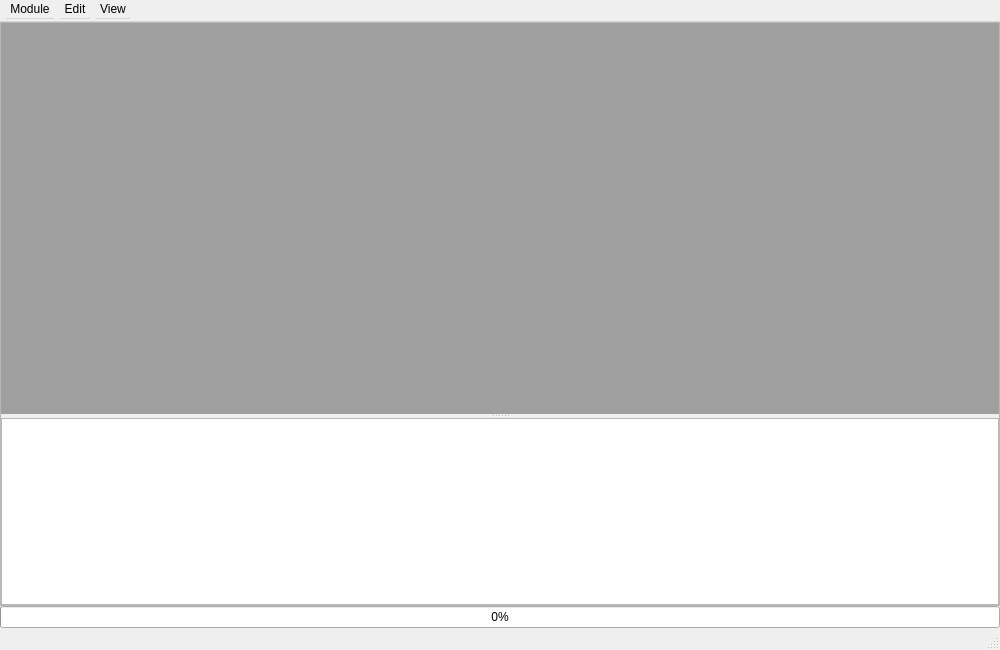
Before: the Qt Designer form mainwindow.ui in manpeihong/Toolbox-v3, drawn with Qt 5.
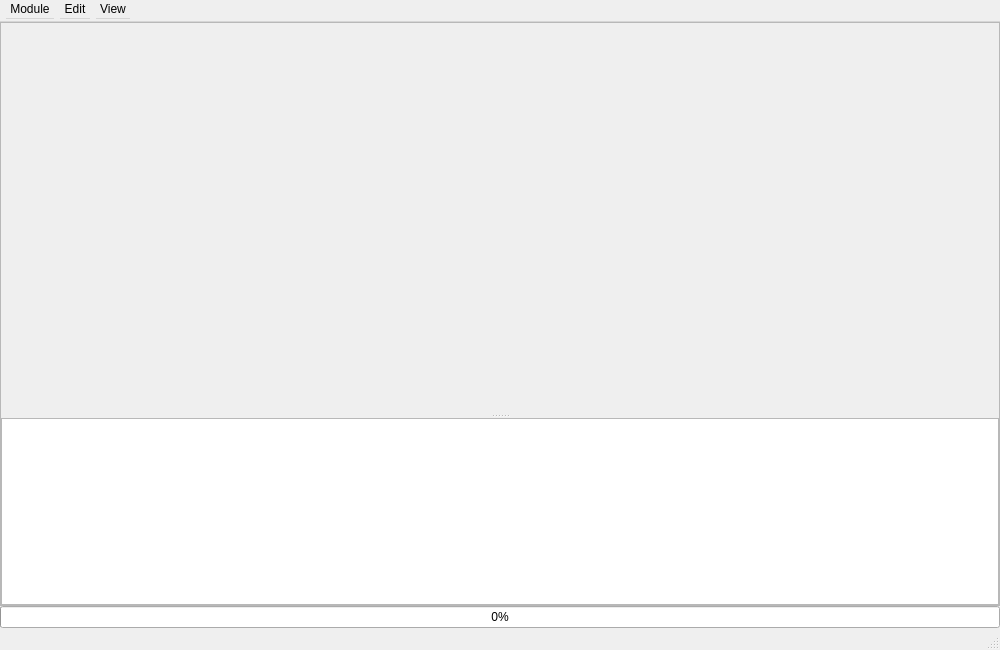
After: the same form once the commit is applied.

```diff
--- a/mainwindow.ui
+++ b/mainwindow.ui
@@ -109,9 +109,24 @@
           <property name="focusPolicy">
            <enum>Qt::StrongFocus</enum>
           </property>
+          <property name="autoFillBackground">
+           <bool>true</bool>
+          </property>
+          <property name="background">
+           <brush brushstyle="NoBrush">
+            <color alpha="255">
+             <red>191</red>
+             <green>191</green>
+             <blue>191</blue>
+            </color>
+           </brush>
+          </property>
           <property name="viewMode">
            <enum>QMdiArea::TabbedView</enum>
           </property>
+          <property name="documentMode">
+           <bool>false</bool>
+          </property>
           <property name="tabsClosable">
            <bool>true</bool>
           </property>
```
